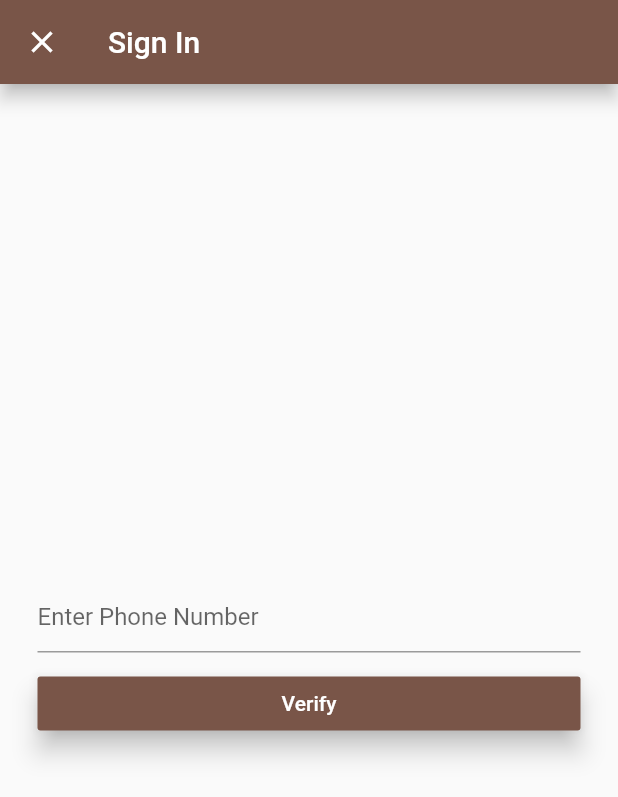
After one commit to leizhang323/Invest123, a Flutter app: the screen it shows after launch, after a tap on "Sign in with Phone", on a phone screen of 412 x 824 dp. The commit adds this screen. Shown: the top 797 px of the screen. Run offline on Flutter 3.47's test engine with Material 2 defaults, Android fonts, the phone set to English and light mode, and no system bars; our stand-ins replace cloud_firestore, firebase_auth, google_sign_in; missing offline and left inert: flutter_facebook_login; accounts and stored records are empty.

Commit message:
add new features

```diff
--- /dev/null
+++ b/lib/app/sign_in/phone_sign_in_page.dart
@@ -0,0 +1,147 @@
+import 'package:firebase_auth/firebase_auth.dart';
+import 'package:flutter/material.dart';
+import 'package:invest123/app/sign_in/validators.dart';
+import 'package:invest123/common_widgets/platform_alert_dialog.dart';
+import 'package:invest123/services/auth.dart';
+import 'package:provider/provider.dart';
+
+class PhoneSignInPage extends StatefulWidget with PhoneNumberAndOTPValidators{
+  @override
+  _PhoneSignInPageState createState() => _PhoneSignInPageState();
+}
+
+class _PhoneSignInPageState extends State<PhoneSignInPage> {
+
+
+
+  final TextEditingController phoneNumberController = TextEditingController();
+  final TextEditingController OTPController = TextEditingController();
+
+  String get phoneNum => phoneNumberController.text;
+  String get smsCode => OTPController.text;
+  String verificationId;
+  bool codeSent = false;
+
+
+  Future<void> verifyPhone(phoneNum) async {
+    final auth = Provider.of<AuthBase>(context);
+    final PhoneCodeAutoRetrievalTimeout autoRetrieve = (String verId) {
+      this.verificationId = verId;
+    };
+
+    final PhoneVerificationCompleted verifiedSuccess = (AuthCredential credential) async {
+        await auth.signInWithPhone(credential);
+        //Navigator.of(context).pop();
+    };
+
+    final PhoneVerificationFailed verifiedFailed = (AuthException exception) {
+      PlatformAlertDialog(
+        title: 'Sign in failed',
+        content: exception.message.toString(),
+        defaultActionText: 'OK',
+      ).show(context);
+    };
+
+    final PhoneCodeSent smsSent = (String verId, [int forceCodeResend]) {
+      this.verificationId = verId;
+      setState(() {
+        this.codeSent = true;
+      });
+    };
+
+      await FirebaseAuth.instance.verifyPhoneNumber(
+        phoneNumber: this.phoneNum,
+        timeout: const Duration(seconds: 0),
+        verificationCompleted: verifiedSuccess,
+        verificationFailed: verifiedFailed,
+        codeSent: smsSent,
+        codeAutoRetrievalTimeout: autoRetrieve,
+      );
+  }
+
+  Future<void> signInWithOTP(smsCode, verId) async {
+    try {
+      final auth = Provider.of<AuthBase>(context);
+      final authCredential = PhoneAuthProvider.getCredential(
+          verificationId: verId, smsCode: smsCode
+      );
+      await auth.signInWithPhone(authCredential);
+      Navigator.of(context).pop();
+    } catch (e) {
+      PlatformAlertDialog(
+        title: 'Sign in failed',
+        content: e.toString(),
+        defaultActionText: 'OK',
+      ).show(context);
+    }
+  }
+
+  @override
+  Widget build(BuildContext context) {
+    return Scaffold(
+      appBar: AppBar(
+        title: Text('Sign In'),
+        elevation: 5.0,
+      ),
+      body: new Center(
+        child: Container(
+          padding: EdgeInsets.all(25.0),
+          child: Column(
+            mainAxisAlignment: MainAxisAlignment.center,
+            crossAxisAlignment: CrossAxisAlignment.stretch,
+            children: <Widget>[
+              TextField(
+                controller: phoneNumberController,
+                decoration: InputDecoration(
+                    hintText: "Enter Phone Number",
+                ),
+              ),
+              codeSent ? TextField(
+                controller: OTPController,
+                decoration: InputDecoration(
+                    hintText: "Enter OTP",
+                ),
+              ) : Container(),
+              SizedBox(height: 10.0,),
+              codeSent ?
+              RaisedButton(
+                onPressed:  () {
+                  if (smsCode.isNotEmpty) {
+                    signInWithOTP(smsCode, verificationId);
+                  } else {
+                    PlatformAlertDialog(
+                      title: 'Sign in failed',
+                      content: 'SMS number cannt be empty',
+                      defaultActionText: 'OK',
+                    ).show(context);
+                  }
+                },
+                child: Text("Login"),
+                textColor: Colors.white,
+                elevation: 7.0,
+                color: Colors.brown,
+              ) :
+              RaisedButton(
+                onPressed: () {
+                  if (phoneNum.isNotEmpty) {
+                    verifyPhone(phoneNum);
+                  } else {
+                    PlatformAlertDialog(
+                      title: 'Sign in failed',
+                      content: 'Phone number cannt be empty',
+                      defaultActionText: 'OK',
+                    ).show(context);
+                  }
+                },
+                child: Text("Verify"),
+                textColor: Colors.white,
+                elevation: 7.0,
+                color: Colors.brown,
+              ),
+            ],
+          ),
+        ),
+      ),
+    );
+  }
+}
--- a/lib/app/sign_in/sign_in_page.dart
+++ b/lib/app/sign_in/sign_in_page.dart
@@ -1,5 +1,6 @@
 import 'package:flutter/material.dart';
 import 'package:invest123/app/sign_in/email_sign_in_page.dart';
+import 'package:invest123/app/sign_in/phone_sign_in_page.dart';
 import 'package:invest123/app/sign_in/sign_in_button.dart';
 import 'package:invest123/app/sign_in/social_sign_in_button.dart';
 import 'package:invest123/services/auth.dart';
@@ -36,6 +37,17 @@ class SignInPage extends StatelessWidget {
       ),
     );
   }
+
+  void _signInWithPhone(BuildContext context) {
+    // Navigation to certain page
+    Navigator.of(context).push(
+      MaterialPageRoute<void>(
+        fullscreenDialog: true,
+        builder: (context) => PhoneSignInPage(),
+      ),
+    );
+  }
+
 
   @override
   Widget build(BuildContext context) {
@@ -90,12 +102,12 @@ class SignInPage extends StatelessWidget {
             onPressed: () => _signInWithGoogle(context),
           ),
           SizedBox(height: 15.0),
-//          SignInButton(
-//            text: 'Sign in anonymously',
-//            textColor: Colors.white,
-//            color: Colors.deepPurple,
-//            onPressed: () => _signInAnonymously(context),
-//          ),
+          SignInButton(
+            text: 'Sign in with Phone',
+            textColor: Colors.white,
+            color: Colors.deepPurple,
+            onPressed: () => _signInWithPhone(context),
+          ),
         ],
       ),
     );
--- a/lib/app/sign_in/validators.dart
+++ b/lib/app/sign_in/validators.dart
@@ -18,3 +18,10 @@ class EmailAndPasswordValidators {
   final String invalidEmailErrorText = 'Email cannot be empty';
   final String invalidPasswordErrorText = 'Password cannot be empty';
 }
+
+class PhoneNumberAndOTPValidators {
+  final StringValidator phoneNumberValidator = NonEmptyStringValidator();
+  final StringValidator OTPValidator = NonEmptyStringValidator();
+  final String invalidEmailErrorText = 'Phone number cannot be empty';
+  final String invalidPasswordErrorText = 'SMS cannot be empty';
+}
```
Also changed, not shown: lib/services/auth.dart (+9 -0 lines), 2 other files.
